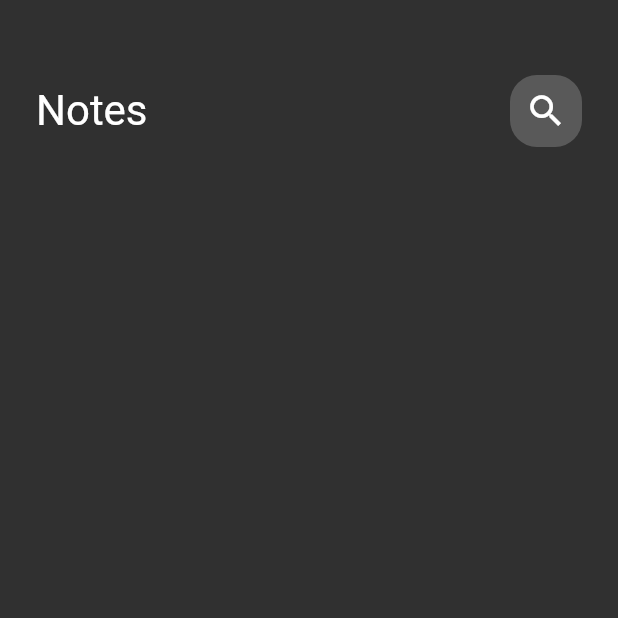
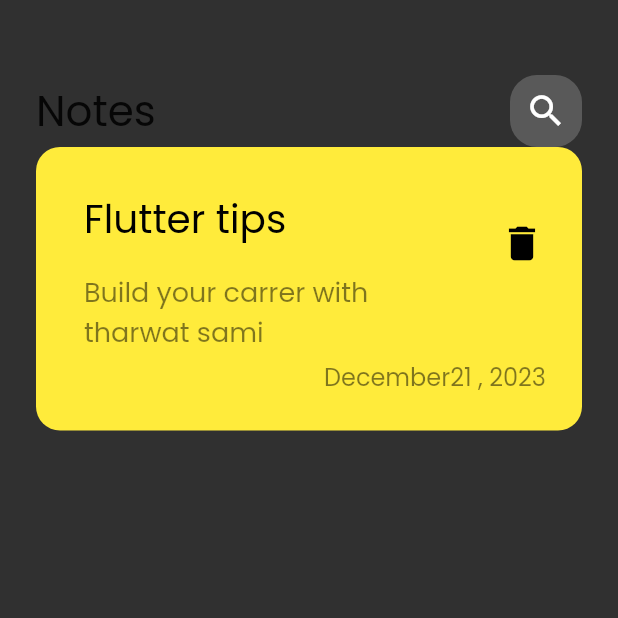
Before and after one commit to makdad-raee/notes_app, a Flutter app: the screen it shows after launch, on a phone screen of 412 x 824 dp, the top half of it. Run offline on Flutter 3.47's test engine with Material 2 defaults, Android fonts, the phone set to English and light mode, and no system bars; our stand-ins replace google_fonts.

Commit message:
create custom  notes item

```diff
--- a/lib/main.dart
+++ b/lib/main.dart
@@ -1,4 +1,5 @@
 import 'package:flutter/material.dart';
+import 'package:google_fonts/google_fonts.dart';
 import 'package:notes_app/views/notes_views.dart';
 
 void main() {
@@ -13,6 +14,7 @@ class NotesApp extends StatelessWidget {
     return MaterialApp(
       theme: ThemeData(
         brightness: Brightness.dark,
+        textTheme: GoogleFonts.poppinsTextTheme().copyWith(),
       ),
       home: const NotesViews(),
     );
--- /dev/null
+++ b/lib/views/widgets/custom_note_item.dart
@@ -0,0 +1,53 @@
+import 'package:flutter/material.dart';
+
+class NoteItem extends StatelessWidget {
+  const NoteItem({super.key});
+
+  @override
+  Widget build(BuildContext context) {
+    return Container(
+      padding: const EdgeInsets.only(
+        top: 24,
+        bottom: 24,
+        left: 16,
+      ),
+      decoration: BoxDecoration(
+        color: Colors.yellow,
+        borderRadius: BorderRadius.circular(16),
+      ),
+      child: Column(
+        crossAxisAlignment: CrossAxisAlignment.end,
+        children: [
+          ListTile(
+            title: Padding(
+              padding: const EdgeInsets.only(bottom: 16),
+              child: Text(
+                'Flutter tips',
+                style: TextStyle(
+                  color: Colors.black,
+                  fontSize: 26,
+                ),
+              ),
+            ),
+            subtitle: Text('Build your carrer with tharwat sami ',
+                style: TextStyle(
+                    color: Colors.black.withOpacity(0.5), fontSize: 18)),
+            trailing: IconButton(
+                onPressed: () {},
+                icon: const Icon(
+                  Icons.delete,
+                  size: 30,
+                  color: Colors.black,
+                )),
+          ),
+          Padding(
+            padding: const EdgeInsets.only(right: 24),
+            child: Text('December21 , 2023',
+                style: TextStyle(
+                    color: Colors.black.withOpacity(0.5), fontSize: 16)),
+          )
+        ],
+      ),
+    );
+  }
+}
--- a/lib/views/widgets/notes_view_body.dart
+++ b/lib/views/widgets/notes_view_body.dart
@@ -1,5 +1,6 @@
 import 'package:flutter/material.dart';
 import 'package:notes_app/views/widgets/custom_appr.dart';
+import 'package:notes_app/views/widgets/custom_note_item.dart';
 
 class NotesViewBody extends StatelessWidget {
   const NotesViewBody({super.key});
@@ -13,7 +14,8 @@ class NotesViewBody extends StatelessWidget {
           SizedBox(
             height: 50,
           ),
-          CustomAppar()
+          CustomAppar(),
+          NoteItem(),
         ],
       ),
     );
--- a/pubspec.yaml
+++ b/pubspec.yaml
@@ -35,6 +35,7 @@ dependencies:
   # The following adds the Cupertino Icons font to your application.
   # Use with the CupertinoIcons class for iOS style icons.
   cupertino_icons: ^1.0.2
+  google_fonts: ^6.1.0
 
 dev_dependencies:
   flutter_test:
```
Also changed, not shown: pubspec.lock, 1 other file.
